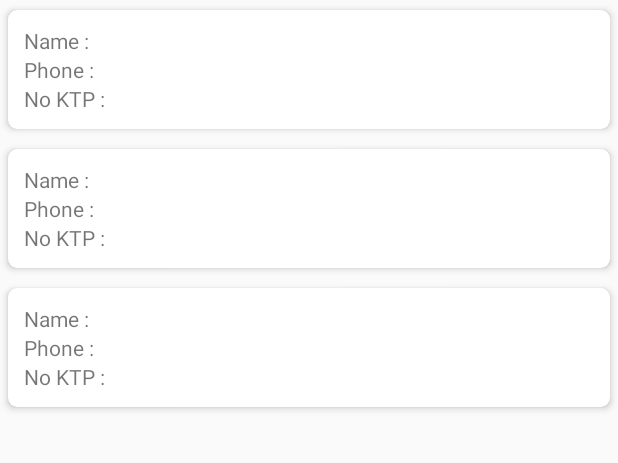
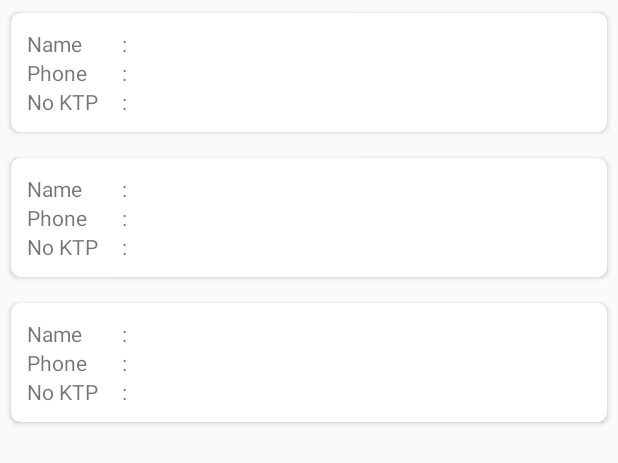
Before and after one commit to hasanwijaya/admin-bike-rental, an Android app: the layout activity_customers.xml on its own in the app's theme, with its tools: preview values and no code run, on a phone screen of 412 x 824 dp. Shown: the top 463 px of the screen. Run offline under Robolectric (Android 15) with nearby library versions, the phone set to English and light mode, and no system bars.

Commit message:
misc changes

```diff
--- a/app/src/main/AndroidManifest.xml
+++ b/app/src/main/AndroidManifest.xml
@@ -12,7 +12,7 @@
         android:supportsRtl="true"
         android:theme="@style/AppTheme"
         android:usesCleartextTraffic="true">
-        <activity android:name=".activity.DetailCustomerActivity"></activity>
+        <activity android:name=".activity.DetailCustomerActivity"/>
         <activity android:name=".activity.CustomersActivity" />
         <activity
             android:name=".activity.SplashscreenActivity"
@@ -25,7 +25,7 @@
         </activity>
         <activity
             android:name=".activity.LoginActivity"
-            android:label="Login" />
+            android:theme="@style/Theme.AppCompat.Light.NoActionBar" />
         <activity android:name=".activity.DashboardActivity" />
     </application>
 
--- a/app/src/main/res/layout/item_customer.xml
+++ b/app/src/main/res/layout/item_customer.xml
@@ -3,8 +3,8 @@
     xmlns:card_view="http://schemas.android.com/apk/res-auto"
     android:layout_width="match_parent"
     android:layout_height="wrap_content"
+    android:layout_margin="3dp"
     card_view:cardCornerRadius="6dp"
-    card_view:cardElevation="3dp"
     card_view:cardUseCompatPadding="true">
 
     <LinearLayout xmlns:android="http://schemas.android.com/apk/res/android"
@@ -15,24 +15,46 @@
         android:padding="5dp">
 
         <LinearLayout
-            android:layout_width="70dp"
+            android:layout_width="60dp"
             android:layout_height="wrap_content"
             android:orientation="vertical">
 
             <TextView
                 android:layout_width="match_parent"
                 android:layout_height="wrap_content"
-                android:text="Name :"/>
+                android:text="Name"/>
 
             <TextView
                 android:layout_width="match_parent"
                 android:layout_height="wrap_content"
-                android:text="Phone :"/>
+                android:text="Phone"/>
 
             <TextView
                 android:layout_width="match_parent"
                 android:layout_height="wrap_content"
-                android:text="No KTP :"/>
+                android:text="No KTP"/>
+        </LinearLayout>
+
+        <LinearLayout
+            android:layout_width="wrap_content"
+            android:layout_height="wrap_content"
+            android:layout_marginRight="8dp"
+            android:orientation="vertical">
+
+            <TextView
+                android:layout_width="match_parent"
+                android:layout_height="wrap_content"
+                android:text=" : "/>
+
+            <TextView
+                android:layout_width="match_parent"
+                android:layout_height="wrap_content"
+                android:text=" : "/>
+
+            <TextView
+                android:layout_width="match_parent"
+                android:layout_height="wrap_content"
+                android:text=" : "/>
         </LinearLayout>
 
         <LinearLayout
```
Also changed, not shown: app/src/main/java/com/example/adminbikerental/activity/CustomersActivity.java (+11 -0 lines), app/src/main/java/com/example/adminbikerental/activity/DetailCustomerActivity.java (+11 -0 lines), app/src/main/res/layout/activity_login.xml (+8 -1 lines).
